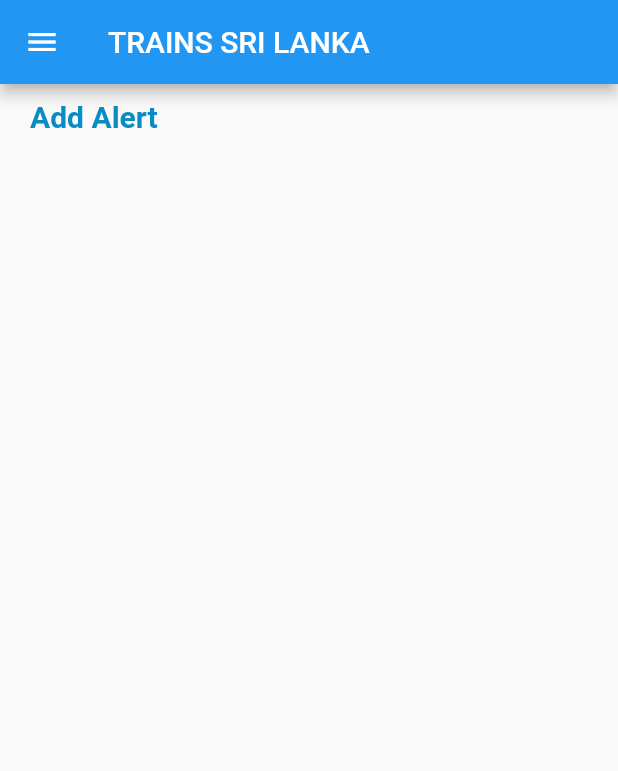
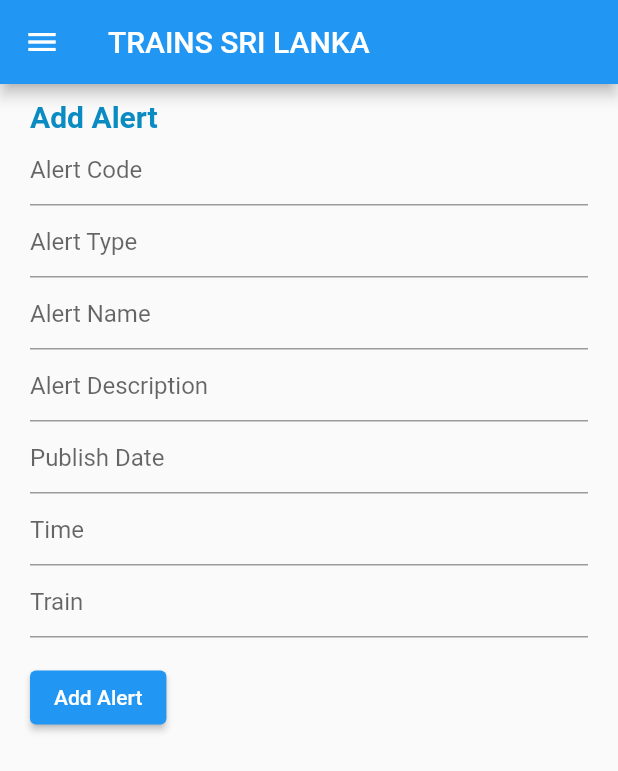
Before and after one commit to User-Experience-Design-SE3050-2021/se3050---uee-2021s2_reg_we_58, a Flutter app: the AdminAddAlert screen opened directly, on a phone screen of 412 x 824 dp. Shown: the top 771 px of the screen. Run offline on Flutter 3.47's test engine with Material 2 defaults, Android fonts, the phone set to English and light mode, and no system bars; our stand-ins replace date_field, syncfusion_flutter_datepicker.

Commit message:
admin add alert and navigation

```diff
--- a/train_srilanka/lib/Screens/Admin/adminAddAlert.dart
+++ b/train_srilanka/lib/Screens/Admin/adminAddAlert.dart
@@ -10,22 +10,18 @@
 import 'package:syncfusion_flutter_datepicker/datepicker.dart';
 import 'package:date_field/date_field.dart';
 
-class AdminAddAlert extends StatelessWidget {
-  DateTime? _dateTime;
+class AdminAddAlert extends StatefulWidget {
+  const AdminAddAlert({Key? key}) : super(key: key);
+
+  @override
+  State<AdminAddAlert> createState() => _MyStatefulWidgetState();
+}
+
+class _MyStatefulWidgetState extends State<AdminAddAlert> {
+  final GlobalKey<FormState> _formKey = GlobalKey<FormState>();
 
   @override
   Widget build(BuildContext context) {
-    DateTime now = DateTime.now();
-    String dropDownValue = 'Select Date';
-    var items = [
-      'Select Date',
-      'Platform 01',
-      'Platform 02',
-      'Platform 03',
-      'Platform 04',
-      'Platform 05'
-    ];
-
     return Scaffold(
         drawer: adminNavDrawer(),
         appBar: AppBar(
@@ -46,6 +42,103 @@
                   ),
                 ],
               ),
+              Form(
+                  key: _formKey,
+                  child: Column(
+                    crossAxisAlignment: CrossAxisAlignment.start,
+                    children: <Widget>[
+                      TextFormField(
+                        decoration: const InputDecoration(
+                          hintText: 'Alert Code',
+                        ),
+                        validator: (String? value) {
+                          if (value == null || value.isEmpty) {
+                            return 'Please enter Alert Code';
+                          }
+                          return null;
+                        },
+                      ),
+                      TextFormField(
+                        decoration: const InputDecoration(
+                          hintText: 'Alert Type',
+                        ),
+                        validator: (String? value) {
+                          if (value == null || value.isEmpty) {
+                            return 'Please enter Alert Type';
+                          }
+                          return null;
+                        },
+                      ),
+                      TextFormField(
+                        decoration: const InputDecoration(
+                          hintText: 'Alert Name',
+                        ),
+                        validator: (String? value) {
+                          if (value == null || value.isEmpty) {
+                            return 'Please enter Alert Name';
+                          }
+                          return null;
+                        },
+                      ),
+                      TextFormField(
+                        decoration: const InputDecoration(
+                          hintText: 'Alert Description',
+                        ),
+                        validator: (String? value) {
+                          if (value == null || value.isEmpty) {
+                            return 'Please enter Alert Description';
+                          }
+                          return null;
+                        },
+                      ),
+                      TextFormField(
+                        decoration: const InputDecoration(
+                          hintText: 'Publish Date',
+                        ),
+                        validator: (String? value) {
+                          if (value == null || value.isEmpty) {
+                            return 'Please Select Publish Date';
+                          }
+                          return null;
+                        },
+                      ),
+                      TextFormField(
+                        decoration: const InputDecoration(
+                          hintText: 'Time',
+                        ),
+                        validator: (String? value) {
+                          if (value == null || value.isEmpty) {
+                            return 'Please enter Time';
+                          }
+                          return null;
+                        },
+                      ),
+                      TextFormField(
+                        decoration: const InputDecoration(
+                          hintText: 'Train',
+                        ),
+                        validator: (String? value) {
+                          if (value == null || value.isEmpty) {
+                            return 'Please enter Train';
+                          }
+                          return null;
+                        },
+                      ),
+                      Padding(
+                        padding: const EdgeInsets.symmetric(vertical: 16.0),
+                        child: ElevatedButton(
+                          onPressed: () {
+                            // Validate will return true if the form is valid, or false if
+                            // the form is invalid.
+                            if (_formKey.currentState!.validate()) {
+                              // Process data.
+                            }
+                          },
+                          child: const Text('Add Alert'),
+                        ),
+                      ),
+                    ],
+                  ))
             ])));
   }
 }
--- a/train_srilanka/lib/main.dart
+++ b/train_srilanka/lib/main.dart
@@ -22,6 +22,6 @@
         // home: LandingPage(
         //   title: 'Train Sri Lanka',
         // ));
-        home: AdminHome());
+        home: LogInScreen());
   }
 }
--- a/train_srilanka/lib/widgets/adminNavBar.dart
+++ b/train_srilanka/lib/widgets/adminNavBar.dart
@@ -5,6 +5,7 @@
 import 'package:train_srilanka/Screens/station_shedule.dart';
 import 'package:train_srilanka/Screens/train_shedule.dart';
 import 'package:train_srilanka/Screens/Admin/adminAlerts.dart';
+import 'package:train_srilanka/Screens/Admin/admin_home.dart';
 
 class adminNavDrawer extends StatelessWidget {
   @override
@@ -34,8 +35,8 @@
             title: Text('Home'),
             onTap: () => {
               Navigator.of(context).pop(),
-              Navigator.push(context,
-                  MaterialPageRoute(builder: (context) => SearchResault()))
+              Navigator.push(
+                  context, MaterialPageRoute(builder: (context) => AdminHome()))
             },
           ),
           ListTile(
```
Also changed, not shown: train_srilanka/lib/Screens/UserAuth/login.dart (+20 -1 lines).
